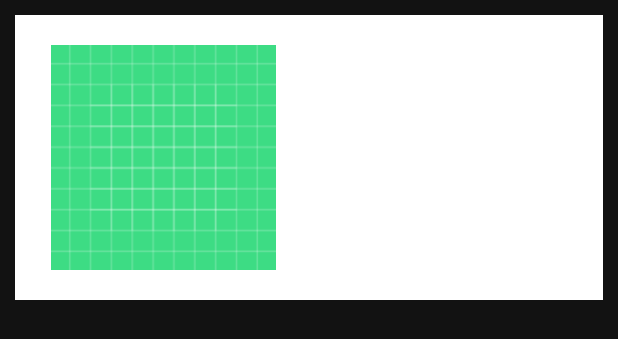
After one commit to dariovidovic/Sofascore-Homework-1, an Android app: the layout list_item.xml on its own in the app's theme, with its tools: preview values and no code run, on a phone screen of 412 x 824 dp. The commit adds this screen. Shown: the top 339 px of the screen. Run offline under Robolectric (Android 15) with nearby library versions, the phone set to English and light mode, and no system bars.

Commit message:
Add RecyclerView

```diff
--- a/app/build.gradle
+++ b/app/build.gradle
@@ -32,9 +32,11 @@ android {
     buildFeatures {
         viewBinding true
     }
+
 }
 
 dependencies {
+    implementation 'io.coil-kt:coil:1.1.0'
     implementation 'com.google.android.material:material:1.9.0-alpha02'
     implementation 'androidx.core:core-ktx:1.9.0'
     implementation 'androidx.appcompat:appcompat:1.6.1'
--- a/app/src/main/AndroidManifest.xml
+++ b/app/src/main/AndroidManifest.xml
@@ -2,7 +2,8 @@
 <manifest xmlns:android="http://schemas.android.com/apk/res/android"
     xmlns:tools="http://schemas.android.com/tools"
     package="com.example.homework3">
-
+    <uses-permission android:name="android.permission.INTERNET" />
+    <uses-permission android:name="android.permission.ACCESS_NETWORK_STATE" />
     <application
         android:allowBackup="true"
         android:dataExtractionRules="@xml/data_extraction_rules"
--- a/app/src/main/java/com/example/homework3/Cocktail.kt
+++ b/app/src/main/java/com/example/homework3/Cocktail.kt
@@ -6,7 +6,8 @@ data class Cocktail(
     val garnish: String,
     val description: String,
     val type: String,
-    val glass: Glass
+    val glass: Glass,
+    val picture_url: String
 ) {
     override fun toString(): String {
         return "Cocktail name: $name\n" +
--- /dev/null
+++ b/app/src/main/res/layout/list_item.xml
@@ -0,0 +1,39 @@
+<?xml version="1.0" encoding="utf-8"?>
+<androidx.constraintlayout.widget.ConstraintLayout xmlns:android="http://schemas.android.com/apk/res/android"
+    xmlns:app="http://schemas.android.com/apk/res-auto"
+    xmlns:tools="http://schemas.android.com/tools"
+    android:layout_width="match_parent"
+    android:layout_height="wrap_content"
+    android:layout_marginHorizontal="10dp"
+    android:layout_marginVertical="10dp"
+    android:background="@color/white"
+    android:foreground="?attr/selectableItemBackground"
+    >
+
+    <ImageView
+        android:id="@+id/cocktail_image"
+        android:layout_width="150dp"
+        android:layout_height="150dp"
+        android:layout_marginStart="24dp"
+        android:layout_marginTop="20dp"
+        android:layout_marginBottom="20dp"
+        android:scaleType="centerCrop"
+        app:layout_constraintStart_toStartOf="parent"
+        app:layout_constraintTop_toTopOf="parent"
+        app:layout_constraintBottom_toBottomOf="parent"
+        tools:src="@drawable/ic_launcher_background" />
+
+    <TextView
+        android:id="@+id/cocktail_name"
+        android:layout_width="0dp"
+        android:layout_height="wrap_content"
+        android:layout_marginTop="60dp"
+        android:layout_marginEnd="50dp"
+        android:layout_marginStart="20dp"
+        android:textSize="20dp"
+        android:textStyle="bold"
+        android:hint="Ime koktela"
+        app:layout_constraintEnd_toEndOf="parent"
+        app:layout_constraintLeft_toRightOf="@id/cocktail_image"
+        app:layout_constraintTop_toTopOf="parent" />
+</androidx.constraintlayout.widget.ConstraintLayout>
--- a/app/src/main/res/values/strings.xml
+++ b/app/src/main/res/values/strings.xml
@@ -18,4 +18,5 @@
     <string name="type_error_message">Please pick the cocktail type!</string>
     <string name="notifications">Notifications</string>
     <string name="notifications_on">Notifications on</string>
+    <string name="picture_url">Picture URL</string>
 </resources>
--- a/app/src/main/res/values/styles.xml
+++ b/app/src/main/res/values/styles.xml
@@ -6,10 +6,6 @@
         <item name="android:fontFamily">@font/cherry</item>
         <item name="android:textColorHint">@color/black</item>
     </style>
-
-
-
-
 
     <declare-styleable name="inputFields">
         <attr name="android:layout_width">match_parent</attr>
```
Also changed, not shown: app/src/main/java/com/example/homework3/ui/cabinet/CabinetFragment.kt (+12 -9 lines), app/src/main/java/com/example/homework3/ui/cabinet/CocktailAdapter.kt (added, +52 -0 lines), app/src/main/java/com/example/homework3/ui/home/HomeFragment.kt (+6 -2 lines), app/src/main/res/layout/fragment_cabinet.xml (+8 -19 lines), app/src/main/res/layout/fragment_home.xml (+25 -1 lines).
